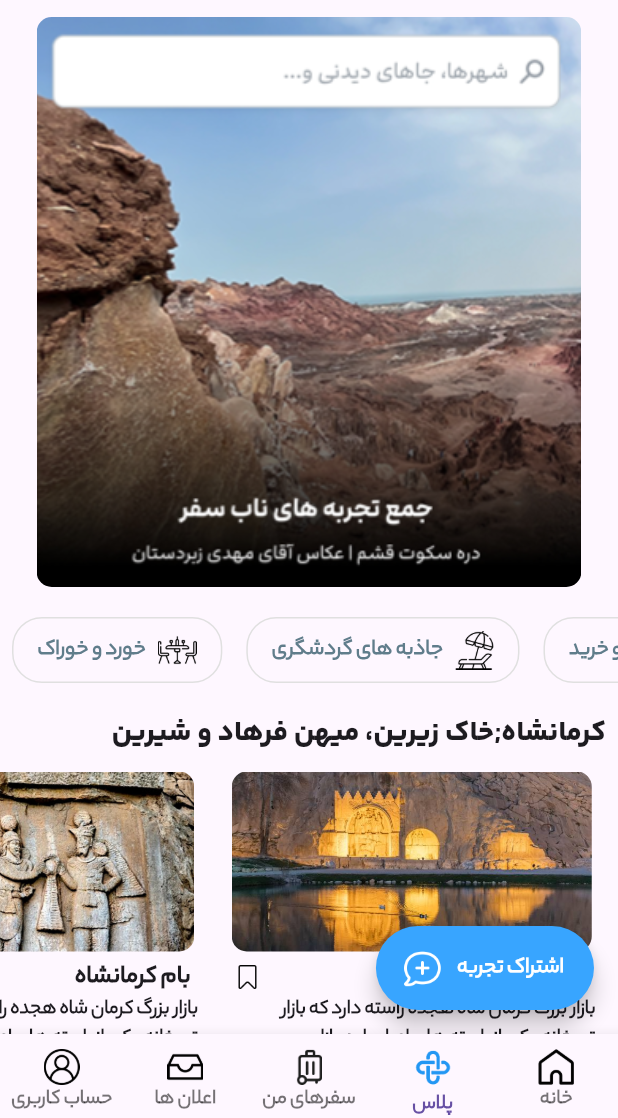
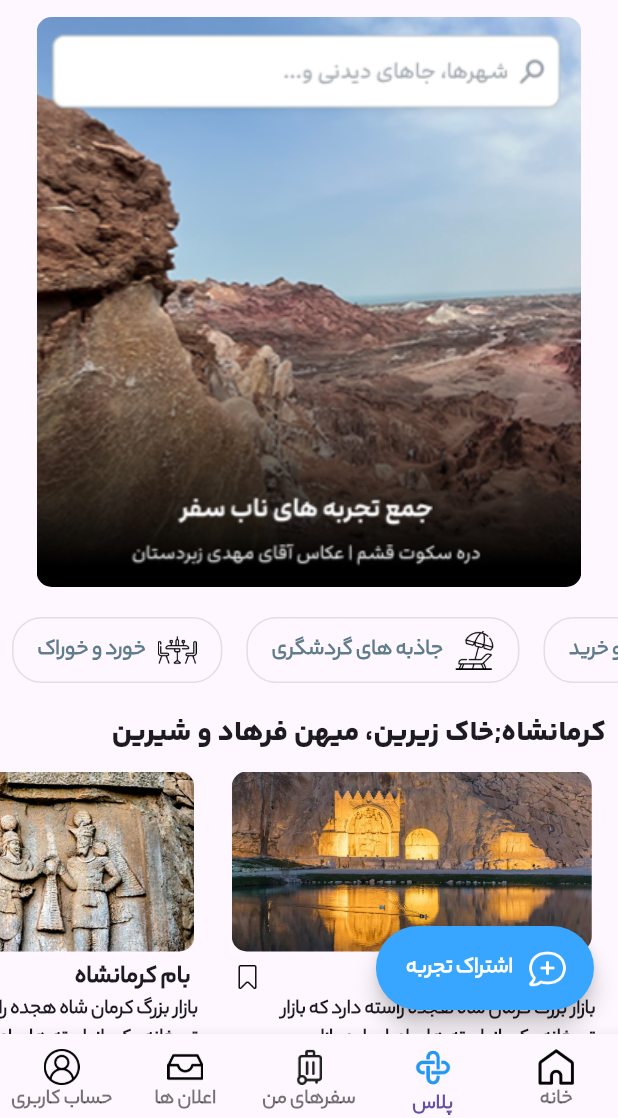
Before and after one commit to yasinowo/alibaba, a Flutter app: the screen it shows after launch, item 2 of the bottom bar chosen, on a phone screen of 412 x 824 dp, the part 118-1236 px from its top. Run offline on Flutter 3.47's test engine with Material 3 defaults, Android fonts, the phone set to English and light mode, and no system bars.

Commit message:
update: direction floatin button

```diff
--- a/lib/screen/plus_page.dart
+++ b/lib/screen/plus_page.dart
@@ -77,8 +77,9 @@ class _PlusPageState extends State<PlusPage> {
       },
     ];
     return Scaffold(
-      floatingActionButton: MyFloatingActionButton(
-        isFabExpanded: _isFabExpanded,
+      floatingActionButton: Directionality(
+        textDirection: TextDirection.rtl,
+        child: MyFloatingActionButton(isFabExpanded: _isFabExpanded),
       ),
 
       body: NotificationListener<ScrollNotification>(
@@ -125,7 +126,6 @@ class _PlusPageState extends State<PlusPage> {
                 SizedBox(height: 10),
                 ReadtravleList(travelData: kermanshah),
                 SizedBox(height: 35),
-
                 Padding(
                   padding: EdgeInsets.only(right: 8),
                   child: Align(
```
